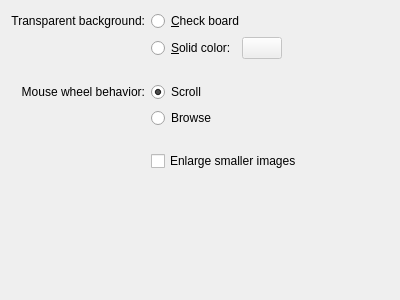
The window that app/imageviewconfigpage.ui (KDE/gwenview) describes before a commit, drawn with Qt 5.
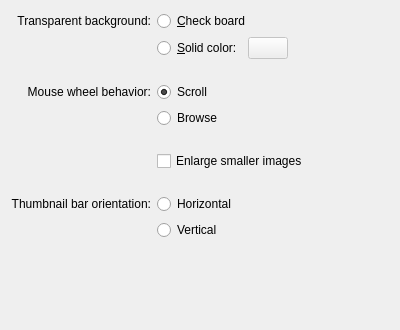
The same window after the commit. Custom widgets are drawn as their Qt base class.

Commit message: Added radio buttons to select thumbnail bar orientation.

Patch:
```diff
--- a/app/imageviewconfigpage.ui
+++ b/app/imageviewconfigpage.ui
@@ -1,12 +1,12 @@
 <ui version="4.0" >
  <class>ImageViewConfigPage</class>
- <widget class="QWidget" name="ImageViewConfigPage" >
-  <property name="geometry" >
+ <widget class="QWidget" name="ImageViewConfigPage">
+  <property name="geometry">
    <rect>
     <x>0</x>
     <y>0</y>
     <width>400</width>
-    <height>300</height>
+    <height>330</height>
    </rect>
   </property>
   <layout class="QGridLayout" name="gridLayout" >
@@ -210,12 +210,86 @@
      </item>
     </layout>
    </item>
-   <item row="7" column="1" >
-    <spacer name="verticalSpacer_3" >
-     <property name="orientation" >
+   <item row="7" column="1">
+    <spacer name="verticalSpacer_4">
+     <property name="orientation">
       <enum>Qt::Vertical</enum>
      </property>
-     <property name="sizeHint" stdset="0" >
+     <property name="sizeType">
+      <enum>QSizePolicy::Fixed</enum>
+     </property>
+     <property name="sizeHint" stdset="0">
+      <size>
+       <width>204</width>
+       <height>17</height>
+      </size>
+     </property>
+    </spacer>
+   </item>
+   <item row="8" column="0">
+    <widget class="QLabel" name="label_9">
+     <property name="text">
+      <string>Thumbnail bar orientation:</string>
+     </property>
+     <property name="alignment">
+      <set>Qt::AlignRight|Qt::AlignTrailing|Qt::AlignVCenter</set>
+     </property>
+    </widget>
+   </item>
+   <item row="8" column="1">
+    <layout class="QHBoxLayout" name="horizontalLayout_4">
+     <item>
+      <widget class="QRadioButton" name="horizontalRadioButton">
+       <property name="text">
+        <string>Horizontal</string>
+       </property>
+      </widget>
+     </item>
+     <item>
+      <spacer name="horizontalSpacer_4">
+       <property name="orientation">
+        <enum>Qt::Horizontal</enum>
+       </property>
+       <property name="sizeHint" stdset="0">
+        <size>
+         <width>40</width>
+         <height>20</height>
+        </size>
+       </property>
+      </spacer>
+     </item>
+    </layout>
+   </item>
+   <item row="9" column="1">
+    <layout class="QHBoxLayout" name="horizontalLayout_5">
+     <item>
+      <widget class="QRadioButton" name="verticalRadioButton">
+       <property name="text">
+        <string>Vertical</string>
+       </property>
+      </widget>
+     </item>
+     <item>
+      <spacer name="horizontalSpacer_5">
+       <property name="orientation">
+        <enum>Qt::Horizontal</enum>
+       </property>
+       <property name="sizeHint" stdset="0">
+        <size>
+         <width>40</width>
+         <height>20</height>
+        </size>
+       </property>
+      </spacer>
+     </item>
+    </layout>
+   </item>
+   <item row="10" column="1">
+    <spacer name="verticalSpacer_3">
+     <property name="orientation">
+      <enum>Qt::Vertical</enum>
+     </property>
+     <property name="sizeHint" stdset="0">
       <size>
        <width>20</width>
        <height>62</height>
```
Left out of the diff: 133 changed lines with no effect on the pictures. The commit also changes 1 other file.
